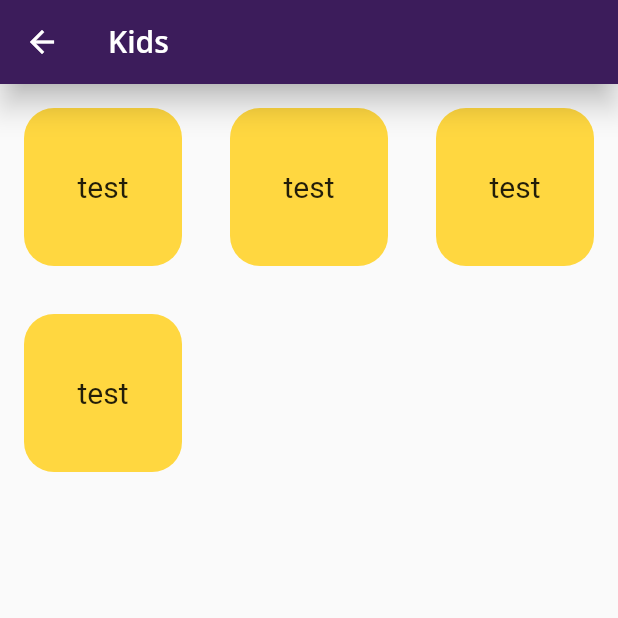
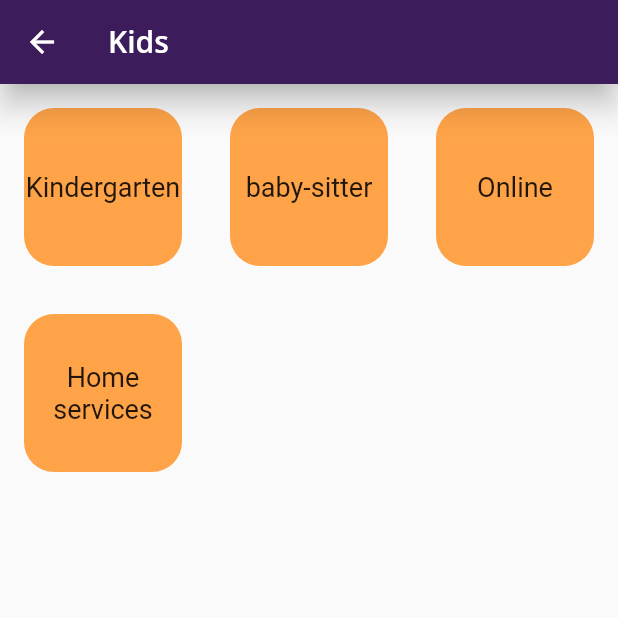
Before and after one commit to alfatihtalab/Udra, a Flutter app: the HomePage screen opened directly, after a tap on "Kids", on a phone screen of 412 x 824 dp, the top half of it. Run offline on Flutter 3.47's test engine with Material 2 defaults, Android fonts, the light colour scheme and no system bars; our stand-ins replace easy_localization, flutter_image_slideshow, get, google_fonts, google_maps_flutter, shared_preferences; accounts and stored records are empty.

Commit message:
released app

```diff
--- a/lib/components/home/news/news_list_views.dart
+++ b/lib/components/home/news/news_list_views.dart
@@ -2,7 +2,8 @@ import 'package:easy_localization/easy_localization.dart';
 import 'package:flutter/material.dart';
 import 'package:flutter_hosham_app/components/home/services_components/services_grid_view.dart';
 import 'package:flutter_hosham_app/generated/locale_keys.g.dart';
-import 'package:flutter_hosham_app/models/news.dart';
+// import 'package:flutter_hosham_app/models/news.dart';
+import 'package:flutter_image_slideshow/flutter_image_slideshow.dart';
 
 import 'news_card.dart';
 
@@ -32,32 +33,55 @@ class NewsListView extends StatelessWidget {
           // 6
           const SizedBox(height: 16),
           // 7
-          Container(
-            height: 250,
-            // TODO: Add ListView Here
-
-            // 1
-            color: Colors.transparent,
-// 2
-            child: ListView.separated(
-              // 3
-              scrollDirection: Axis.horizontal,
-              // 4
-              itemCount: newsList.length,
-              // 5
-              itemBuilder: (context, index) {
-                // 6
-                final news = newsList[index];
-                return NewsCard(news: news);
-              },
-              // 7
-              separatorBuilder: (context, index) {
-                // 8
-                return const SizedBox(width: 16);
-              },
+//           Container(
+//             height: 250,
+//             // TODO: Add ListView Here
+//
+//             // 1
+//             color: Colors.transparent,
+// // 2
+//             child: ListView.separated(
+//               // 3
+//               scrollDirection: Axis.horizontal,
+//               // 4
+//               itemCount: newsList.length,
+//               // 5
+//               itemBuilder: (context, index) {
+//                 // 6
+//                 final news = newsList[index];
+//                 return NewsCard(news: news);
+//               },
+//               // 7
+//               separatorBuilder: (context, index) {
+//                 // 8
+//                 return const SizedBox(width: 16);
+//               },
+//             ),
+//           ),
+        ImageSlideshow(width: double.infinity,
+          height: 200,
+          initialPage: 0,
+          indicatorColor: Colors.blue,
+          indicatorBackgroundColor: Colors.grey,
+          onPageChanged: (value) {
+            debugPrint('Page changed: $value');
+          },
+          autoPlayInterval: 3000,
+          isLoop: true,
+          children: [
+            Image.asset(
+              'assets/news/news2.jpg',
+              fit: BoxFit.cover,
             ),
-          ),
-
+            Image.asset(
+              'assets/news/news1.jpg',
+              fit: BoxFit.cover,
+            ),
+            Image.asset(
+              'assets/news/news2.jpg',
+              fit: BoxFit.cover,
+            ),
+          ],),
           //Text('Events 🍳', style: Theme.of(context).textTheme.headline2),
           // 6
           const SizedBox(height: 16),
--- a/lib/components/sub_service_card.dart
+++ b/lib/components/sub_service_card.dart
@@ -1,19 +1,32 @@
 import 'package:flutter/material.dart';
 
 class SubServiceCard extends StatelessWidget {
-  const SubServiceCard({Key? key}) : super(key: key);
+  const SubServiceCard({Key? key, required this.name}) : super(key: key);
+
+  final String name;
 
   @override
   Widget build(BuildContext context) {
-    return Container(
-      margin: EdgeInsets.all(16),
-      constraints: BoxConstraints.tight(MediaQuery.of(context).size / 4),
-        decoration: BoxDecoration(
-            borderRadius: BorderRadius. all(Radius. circular(20)),
-            color: Colors.amberAccent),
-      child: Center(child: Text('test',style: TextStyle(
-        fontSize: 20,
-      ),)),
+    return InkWell(
+      onTap: (){
+
+      },
+      child: Container(
+        margin: EdgeInsets.all(16),
+        constraints: BoxConstraints.tight(MediaQuery.of(context).size / 4),
+          decoration: BoxDecoration(
+              borderRadius: BorderRadius. all(Radius. circular(20)),
+              color: Color.fromARGB(182, 255, 128, 0)),
+        child: Center(child: Text(
+          name ,
+          // softWrap: true,
+          textAlign: TextAlign.center,
+          // overflow: TextOverflow.visible,
+          style: TextStyle(
+          fontSize: 18,
+
+        ),)),
+      ),
     );
   }
 }
--- a/lib/controller/localization_controller.dart
+++ b/lib/controller/localization_controller.dart
@@ -1,3 +1,5 @@
+import 'package:easy_localization/easy_localization.dart';
+import 'package:flutter/cupertino.dart';
 import 'package:flutter_hosham_app/storage/persistence.dart';
 import 'package:get/get.dart';
 
@@ -11,4 +13,7 @@ class LocalizationController extends GetxController {
   String get currentLocalization => _currentLocalization;
 
   //set localization
+  void changeLocal( BuildContext context){
+    context.setLocale(const Locale("ar"));
+  }
 }
--- a/lib/main.dart
+++ b/lib/main.dart
@@ -12,10 +12,13 @@ import 'package:flutter_hosham_app/theme_app.dart';
 import 'package:get/get.dart';
 import 'package:shared_preferences/shared_preferences.dart';
 
+import 'controller/localization_controller.dart';
+
 late SharedPreferences preferences;
 late SharedPreferencesPersistence persistence;
 late UserController userController;
 late ThemeController themeController;
+late LocalizationController localizationController;
 
 void main() async {
   WidgetsFlutterBinding.ensureInitialized();
@@ -23,10 +26,12 @@ void main() async {
   persistence = SharedPreferencesPersistence(preferences);
   userController = UserController(persistence);
   themeController = ThemeController(persistence);
+  localizationController = LocalizationController(persistence);
   themeController.getCurrentTheme();
   await EasyLocalization.ensureInitialized();
-  SystemChrome.setPreferredOrientations([DeviceOrientation.portraitUp])
-      .then((value) => runApp(
+  // SystemChrome.setPreferredOrientations([DeviceOrientation.portraitUp])
+  //     .then((value) =>
+      runApp(
             EasyLocalization(
                 supportedLocales: const [Locale('en'), Locale('ar')],
                 path:
@@ -34,7 +39,7 @@ void main() async {
                 assetLoader: CodegenLoader(),
                 fallbackLocale: Locale('en'),
                 child: const MyApp()),
-          ));
+          );
 }
 
 class MyApp extends StatefulWidget {
--- a/lib/screens/home/home_page.dart
+++ b/lib/screens/home/home_page.dart
@@ -1,10 +1,11 @@
 import 'package:easy_localization/easy_localization.dart';
 import 'package:flutter/material.dart';
+import 'package:flutter/services.dart';
 import 'package:flutter_hosham_app/components/cards/material_card.dart';
 import 'package:flutter_hosham_app/components/circular_image.dart';
 import 'package:flutter_hosham_app/components/home/news/news_list_views.dart';
+import 'package:flutter_hosham_app/controller/localization_controller.dart';
 import 'package:flutter_hosham_app/controller/theme_controller.dart';
-import 'package:flutter_hosham_app/generated/codegen_loader.g.dart';
 import 'package:flutter_hosham_app/generated/locale_keys.g.dart';
 import 'package:flutter_hosham_app/screens/about_screen.dart';
 import 'package:flutter_hosham_app/screens/auth/login.dart';
@@ -23,6 +24,7 @@ class HomePage extends StatefulWidget {
 class _HomePageState extends State<HomePage> {
   late PageController _controller;
   late ThemeController themeController;
+  //late LocalizationController localizationController;
   late bool isDark;
   int _selectedIndex = 0;
 
@@ -188,9 +190,11 @@ class _HomePageState extends State<HomePage> {
               ),
               SimpleDialogOption(
                 onPressed: () {
-                  setState(() {
-                    context.setLocale(Locale("ar"));
-                  });
+                  //localizationController.changeLocal(context);
+                  // setState(() {
+                  //   //context.setLocale(Locale("ar"));
+                  //   //AndroidViewController.kAndroidLayoutDirectionRtl;
+                  // });
                 },
                 child: const Text(LocaleKeys.language_text_ar).tr(),
               ),
--- a/lib/screens/sub_services_screen/sub_services_list.dart
+++ b/lib/screens/sub_services_screen/sub_services_list.dart
@@ -35,7 +35,7 @@ class _SubservicesListPageState extends State<SubservicesListPage> {
             itemCount: service.list?.length ?? 1,
             itemBuilder: (context, index) {
               return service.list != null
-                  ? SubServiceCard()
+                  ? SubServiceCard(name:service.list![index].name ,)
                   : Container(
                       height: MediaQuery.of(context).size.width,
                       child: const Center(
```
Also changed, not shown: pubspec.yaml (+10 -3 lines), pubspec.lock, 42 other files.
